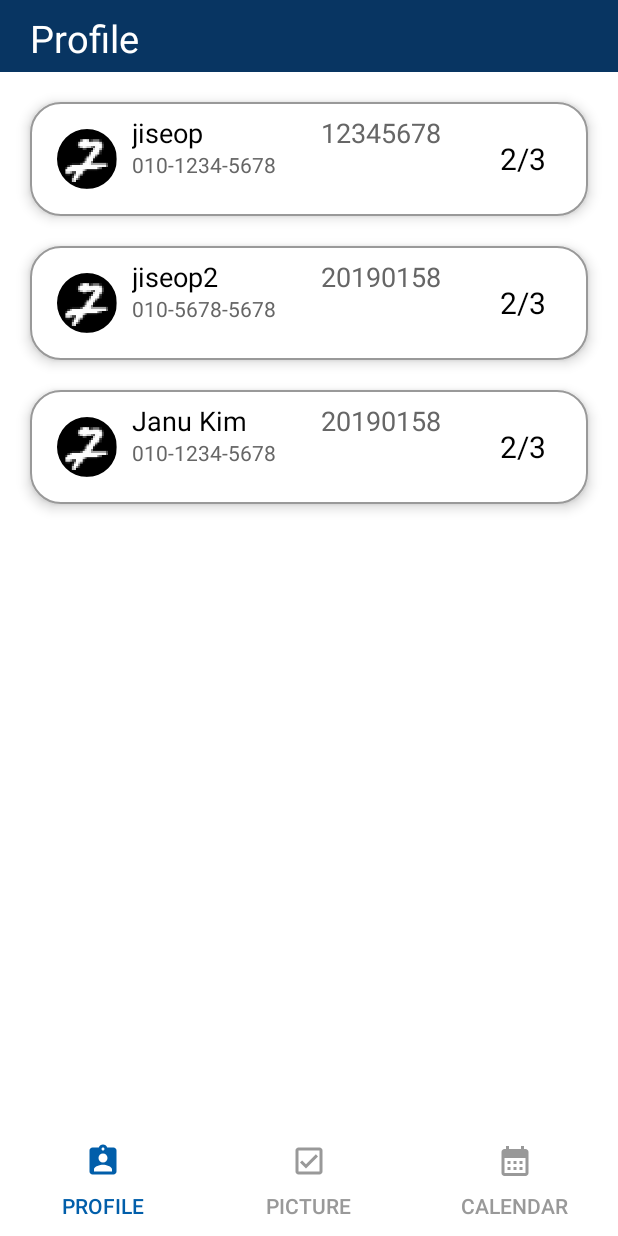
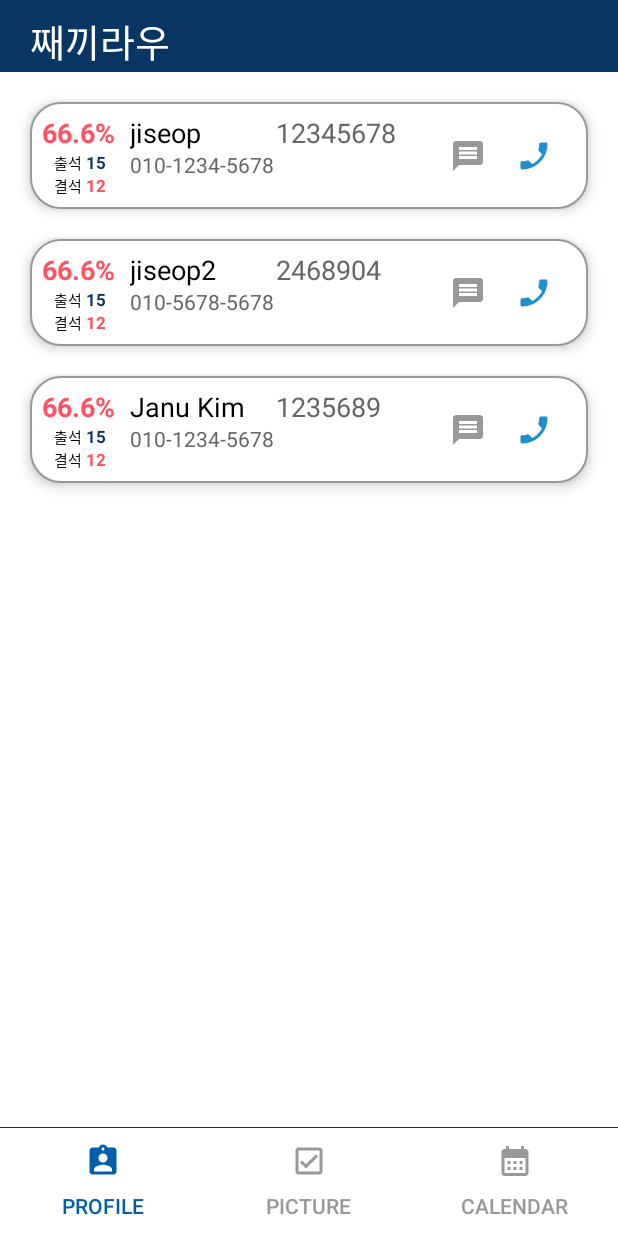
Before and after one commit to jiseop9083/CheckItOut, an Android app: the screen it shows after launch (MainActivity), on a phone screen of 412 x 824 dp. Run offline under Robolectric (Android 15) with nearby library versions, the phone set to English and light mode, and no system bars.

Commit message:
[style] tab1 design 변경 & [refactor] tab3 date 부분

```diff
--- a/app/src/main/AndroidManifest.xml
+++ b/app/src/main/AndroidManifest.xml
@@ -7,7 +7,8 @@
     <uses-permission android:name="android.permission.READ_EXTERNAL_STORAGE"/>
     <!--갤러리 권한-->
     <uses-permission android:name="android.permission.CAMERA"/>
-
+    <uses-permission android:name="android.permission.SEND_SMS"/>
+    <uses-permission android:name="android.permission.CAMERA"/>
 
     <application
         android:allowBackup="true"
--- a/app/src/main/java/com/example/madcampweek1/Calendar.kt
+++ b/app/src/main/java/com/example/madcampweek1/Calendar.kt
@@ -35,7 +35,7 @@ class Calendar : Fragment() {
 
 
         calendarPagerAdapter.apply {
-            calendarViewPager.setCurrentItem(this.fragmentPosition, true)
+            calendarViewPager.setCurrentItem(this.fragmentPosition, false)
         }
     }
 }
--- a/app/src/main/java/com/example/madcampweek1/MainActivity.kt
+++ b/app/src/main/java/com/example/madcampweek1/MainActivity.kt
@@ -23,8 +23,8 @@ class MainActivity : AppCompatActivity() {
     override fun onCreate(savedInstanceState: Bundle?) {
         super.onCreate(savedInstanceState)
         setContentView(binding.root)
-        val i = binding.tabs.tabCount.toInt()
-        binding.title.text = tabTextList[i]
+        val i = binding.tabs.tabCount
+
         binding.viewPagerContainer.adapter = ViewPagerAdapter(this)
         TabLayoutMediator(binding.tabs, binding.viewPagerContainer) { tab, pos ->
             tab.text = tabTextList[pos]
@@ -46,11 +46,13 @@ class MainActivity : AppCompatActivity() {
 
             override fun onPageSelected(position: Int) {
                 currentPos = position
+                //binding.title.text = tabTextList[currentPos]
                 super.onPageSelected(position)
             }
 
             override fun onPageScrollStateChanged(state: Int) {
                 currentState = state
+
                 super.onPageScrollStateChanged(state)
             }
         })
--- a/app/src/main/java/com/example/madcampweek1/Profile.kt
+++ b/app/src/main/java/com/example/madcampweek1/Profile.kt
@@ -1,5 +1,6 @@
 package com.example.madcampweek1
 
+import android.content.Context
 import android.os.Bundle
 import android.view.LayoutInflater
 import android.view.View
@@ -17,9 +18,23 @@ class Profile : Fragment() {
     private lateinit var profileAdapter: ProfileAdapter
     private lateinit var studentData : ArrayList<ProfileDTO>
 
+    lateinit var mContext: Context
+    lateinit var mActivity: MainActivity
+
+
     fun setStudentData(studentData : ArrayList<ProfileDTO>){
         this.studentData = studentData
     }
+
+
+    override fun onAttach(context: Context) {
+        super.onAttach(context)
+        if (context is MainActivity) {
+            mContext = context
+            mActivity = activity as MainActivity
+        }
+    }
+
 
     override fun onCreateView(
         inflater: LayoutInflater, container: ViewGroup?,
@@ -43,7 +58,7 @@ class Profile : Fragment() {
                 studentID=studentID.toInt(),
                 phoneNumber=phoneNumber))
         }
-        profileAdapter = ProfileAdapter(dataSet)
+        profileAdapter = ProfileAdapter(mContext, dataSet)
         binding.profileItems.layoutManager = LinearLayoutManager(activity)
         binding.profileItems.adapter = profileAdapter
 
--- a/app/src/main/java/com/example/madcampweek1/ProfileAdapter.kt
+++ b/app/src/main/java/com/example/madcampweek1/ProfileAdapter.kt
@@ -1,16 +1,27 @@
 package com.example.madcampweek1
 
+import android.content.Context
+import android.content.Intent
+import android.graphics.Color
+
+import android.net.Uri
+import android.text.SpannableString
+import android.text.style.ForegroundColorSpan
+import android.util.Log
 import android.view.LayoutInflater
 import android.view.ViewGroup
+import android.widget.ImageView
 import android.widget.TextView
 import androidx.recyclerview.widget.RecyclerView
 import com.example.madcampweek1.databinding.ProfileItemsBinding
 
 // profile fragment에서 동작하는 adapter
 
-class ProfileAdapter(private var dataSet : ArrayList<ProfileDTO>) :
+class ProfileAdapter(val context: Context, private var dataSet : ArrayList<ProfileDTO>) :
     RecyclerView.Adapter<ProfileAdapter.ViewHolder>() {
     private lateinit var binding: ProfileItemsBinding
+
+
 
 
     class ViewHolder(private val binding:  ProfileItemsBinding
@@ -18,6 +29,9 @@ class ProfileAdapter(private var dataSet : ArrayList<ProfileDTO>) :
         val name : TextView = binding.name
         val phoneNumber : TextView = binding.phoneNumber
         val studentID : TextView = binding.studentID
+        val messageView : ImageView = binding.messageView
+        val callView : ImageView = binding.callView
+        val attendanceRate : TextView = binding.attendanceRate
     }
 
     override fun onCreateViewHolder(viewGroup: ViewGroup, viewType: Int): ViewHolder {
@@ -27,11 +41,23 @@ class ProfileAdapter(private var dataSet : ArrayList<ProfileDTO>) :
 
     override fun onBindViewHolder(viewHolder: ViewHolder, position: Int) {
         var profile : ProfileDTO = dataSet[position]
-
         viewHolder.name.text = profile.name
         viewHolder.phoneNumber.text = profile.phoneNumber
         viewHolder.studentID.text = profile.studentID.toString()
+        viewHolder.messageView.findViewById<ImageView>(R.id.messageView).setOnClickListener {
+            val smsNumber = "smsto:" + profile.phoneNumber // 여기에 전화번호를 넣어주세요
+            val msgIntent = Intent(Intent.ACTION_SENDTO, Uri.parse(smsNumber))
 
+            //Intent 시작
+            context.startActivity(msgIntent)
+        }
+        viewHolder.callView.findViewById<ImageView>(R.id.callView).setOnClickListener {
+            val phoneNumber = "tel:" + profile.phoneNumber // 여기에 전화번호를 넣어주세요
+            val dialIntent = Intent(Intent.ACTION_DIAL, Uri.parse(phoneNumber))
+
+            //Intent 시작
+            context.startActivity(dialIntent)
+        }
     }
 
     override fun getItemCount(): Int {
--- /dev/null
+++ b/app/src/main/res/drawable/call.xml
@@ -0,0 +1,5 @@
+<vector android:height="24dp" android:tint="#000000"
+    android:viewportHeight="24" android:viewportWidth="24"
+    android:width="24dp" xmlns:android="http://schemas.android.com/apk/res/android">
+    <path android:fillColor="@android:color/white" android:pathData="M17.38,10.79l-2.2,-2.2c-0.28,-0.28 -0.36,-0.67 -0.25,-1.02 0.37,-1.12 0.57,-2.32 0.57,-3.57 0,-0.55 0.45,-1 1,-1H20c0.55,0 1,0.45 1,1 0,9.39 -7.61,17 -17,17 -0.55,0 -1,-0.45 -1,-1v-3.49c0,-0.55 0.45,-1 1,-1 1.24,0 2.45,-0.2 3.57,-0.57 0.35,-0.12 0.75,-0.03 1.02,0.24l2.2,2.2c2.83,-1.45 5.15,-3.76 6.59,-6.59z"/>
+</vector>
--- /dev/null
+++ b/app/src/main/res/drawable/message.xml
@@ -0,0 +1,5 @@
+<vector android:autoMirrored="true" android:height="24dp"
+    android:tint="#000000" android:viewportHeight="24"
+    android:viewportWidth="24" android:width="24dp" xmlns:android="http://schemas.android.com/apk/res/android">
+    <path android:fillColor="@android:color/white" android:pathData="M20,2L4,2c-1.1,0 -1.99,0.9 -1.99,2L2,22l4,-4h14c1.1,0 2,-0.9 2,-2L22,4c0,-1.1 -0.9,-2 -2,-2zM18,14L6,14v-2h12v2zM18,11L6,11L6,9h12v2zM18,8L6,8L6,6h12v2z"/>
+</vector>
--- a/app/src/main/res/layout/activity_main.xml
+++ b/app/src/main/res/layout/activity_main.xml
@@ -16,7 +16,7 @@
         android:paddingLeft="20dp"
         android:paddingRight="20dp"
         android:paddingTop="8dp"
-        android:text="ViewName"
+        android:text="째끼라우"
         android:textAlignment="textStart"
         android:textColor="@color/white"
         android:textSize="25sp"
@@ -31,7 +31,13 @@
         app:layout_constraintTop_toBottomOf="@+id/title"
         />
 
-
+    <View
+        android:id="@+id/line"
+        android:layout_width="match_parent"
+        android:layout_height="2dp"
+        android:background="@color/darkBlue"
+        app:layout_constraintBottom_toTopOf="@+id/tabs"
+        app:layout_constraintTop_toBottomOf="@+id/viewPagerContainer"/>
     <com.google.android.material.tabs.TabLayout
         android:id="@+id/tabs"
         android:layout_width="match_parent"
@@ -43,8 +49,8 @@
         app:layout_constraintTop_toTopOf="parent"
         app:layout_constraintVertical_bias="1.0"
 
-        app:tabIconTint="@color/menu_select"
-        app:tabTextColor="@color/menu_select"
+        app:tabIconTint="@color/selected"
+        app:tabTextColor="@color/selected"
         app:tabIndicatorHeight="0dp"
         app:tabBackground="@color/white"
 
--- a/app/src/main/res/layout/fragment_calendar_page.xml
+++ b/app/src/main/res/layout/fragment_calendar_page.xml
@@ -43,7 +43,7 @@
             android:background="@drawable/arrow_down" />
     </LinearLayout>
     <View
-        android:id="@+id/div"
+        android:id="@+id/line"
         android:layout_width="match_parent"
         android:layout_height="1dp"
         android:background="@color/darkBlue" />
--- a/app/src/main/res/layout/profile_items.xml
+++ b/app/src/main/res/layout/profile_items.xml
@@ -19,25 +19,99 @@
         android:layout_width="match_parent"
         android:layout_height="wrap_content"
         android:layout_weight="1">
+        <LinearLayout
+            android:id="@+id/attendance"
+            android:layout_width="wrap_content"
+            android:layout_height="match_parent"
+            android:orientation="vertical"
+            android:gravity="center"
+            app:layout_constraintEnd_toStartOf="@+id/tel"
+            app:layout_constraintStart_toStartOf="parent"
+            app:layout_constraintTop_toTopOf="parent"
+            >
+            <TextView
+                android:id="@+id/attendance_rate"
+                android:layout_width="wrap_content"
+                android:layout_height="wrap_content"
 
-        <com.google.android.material.imageview.ShapeableImageView
+                android:textSize="18dp"
+                android:textStyle="bold"
+                android:text="66.6%"
+                android:textColor="@color/red"
+                android:gravity="center"
+                 />
+            <LinearLayout
+                android:id="@+id/presentDetail"
+                android:layout_width="match_parent"
+                android:layout_height="wrap_content"
+                android:orientation="horizontal"
+                android:gravity="start"
+                android:layout_marginStart="5dp"
+                >
+                <TextView
+                    android:id="@+id/present"
+                    android:layout_width="wrap_content"
+                    android:layout_height="wrap_content"
 
-            android:id="@+id/imageView"
-            android:layout_width="40dp"
-            android:layout_height="40dp"
-            android:layout_margin="10dp"
-            android:src="@drawable/picture2"
-            app:shapeAppearanceOverlay="@style/RoundedImageView"
-            app:layout_constraintBottom_toBottomOf="parent"
-            app:layout_constraintStart_toStartOf="parent"
-            app:layout_constraintTop_toTopOf="parent" />
+                    android:textSize="10dp"
+                    android:text="출석 "
+                    android:textColor="@color/black"
+                    android:gravity="center"
+                     />
+                <TextView
+                    android:id="@+id/present_number"
+                    android:layout_width="wrap_content"
+                    android:layout_height="wrap_content"
 
+                    android:textSize="11dp"
+                    android:text="15"
+                    android:textColor="@color/darkBlue"
+                    android:textStyle="bold"
+                    android:gravity="center"
+                    app:layout_constraintBottom_toBottomOf="parent"
+                    app:layout_constraintStart_toStartOf="parent"
+                    app:layout_constraintTop_toTopOf="parent" />
+            </LinearLayout>
+            <LinearLayout
+                android:id="@+id/AbsetDetail"
+                android:layout_width="match_parent"
+                android:layout_height="wrap_content"
+                android:orientation="horizontal"
+                android:gravity="start"
+                android:layout_marginStart="5dp"
+                >
+                <TextView
+                    android:id="@+id/absent"
+                    android:layout_width="wrap_content"
+                    android:layout_height="wrap_content"
+
+                    android:textSize="10dp"
+                    android:text="결석 "
+                    android:textColor="@color/black"
+                    android:gravity="start"
+                    app:layout_constraintBottom_toBottomOf="parent"
+                    app:layout_constraintStart_toStartOf="parent"
+                    app:layout_constraintTop_toTopOf="parent" />
+                <TextView
+                    android:id="@+id/absent_number"
+                    android:layout_width="wrap_content"
+                    android:layout_height="wrap_content"
+                    android:textSize="11dp"
+                    android:text="12"
+                    android:textStyle="bold"
+                    android:textColor="@color/red"
+                    android:gravity="center"
+                    app:layout_constraintBottom_toBottomOf="parent"
+                    app:layout_constraintStart_toStartOf="parent"
+                    app:layout_constraintTop_toTopOf="parent" />
+            </LinearLayout>
+        </LinearLayout>
         <androidx.constraintlayout.widget.ConstraintLayout
-            android:id="@+id/constraintLayout2"
+            android:id="@+id/tel"
             android:layout_width="0dp"
             android:layout_height="match_parent"
-            app:layout_constraintEnd_toStartOf="@+id/rate"
-            app:layout_constraintStart_toEndOf="@+id/imageView"
+            app:layout_constraintEnd_toStartOf="@+id/connectBtns"
+            app:layout_constraintStart_toEndOf="@+id/attendance"
             app:layout_constraintTop_toTopOf="parent">
 
             <TextView
@@ -74,19 +148,38 @@
                 app:layout_constraintStart_toStartOf="parent"
                 app:layout_constraintTop_toBottomOf="@+id/name" />
         </androidx.constraintlayout.widget.ConstraintLayout>
-        <TextView
-            android:id="@+id/rate"
-            android:layout_width="70dp"
-            android:layout_height="0dp"
-            android:text="2/3"
-            android:textColor="@color/black"
-            android:textAlignment="center"
+
+        <LinearLayout android:id="@+id/connectBtns"
+            android:layout_width="100dp"
+            android:layout_height="match_parent"
+            app:layout_constraintBottom_toBottomOf="parent"
+            app:layout_constraintStart_toEndOf="@+id/tel"
+            app:layout_constraintEnd_toEndOf="parent"
+            app:layout_constraintTop_toTopOf="parent"
+            android:orientation="horizontal"
             android:gravity="center"
-            android:textSize="20dp"
-            app:layout_constraintBottom_toBottomOf="parent"
-            app:layout_constraintEnd_toEndOf="parent"
-            app:layout_constraintTop_toTopOf="parent" />
+            >
+            <ImageView
+                android:id="@+id/messageView"
+                android:layout_width="wrap_content"
+                android:layout_height="wrap_content"
+                android:background="@drawable/message"
+                android:layout_marginEnd="10dp"
+                android:backgroundTint="@color/grey"
+                 />
+
+            <ImageView
+                android:id="@+id/callView"
+                android:layout_width="wrap_content"
+                android:layout_height="wrap_content"
+                android:layout_marginStart="10dp"
+                android:background="@drawable/call"
+                android:backgroundTint="@color/lightBlue"
+                 />
 
 
+
+
+        </LinearLayout>
     </androidx.constraintlayout.widget.ConstraintLayout>
 </LinearLayout>
```
Also changed, not shown: app/src/main/assets/attendanceInfo.json (added, +32 -0 lines), app/src/main/assets/studentInfo.json (+5 -8 lines), app/src/main/java/com/example/madcampweek1/CalendarAdapter.kt (+7 -17 lines), app/src/main/java/com/example/madcampweek1/CalendarPageFragment.kt (+10 -10 lines), app/src/main/res/color/selected.xml (renamed from app/src/main/res/color/menu_select.xml).
